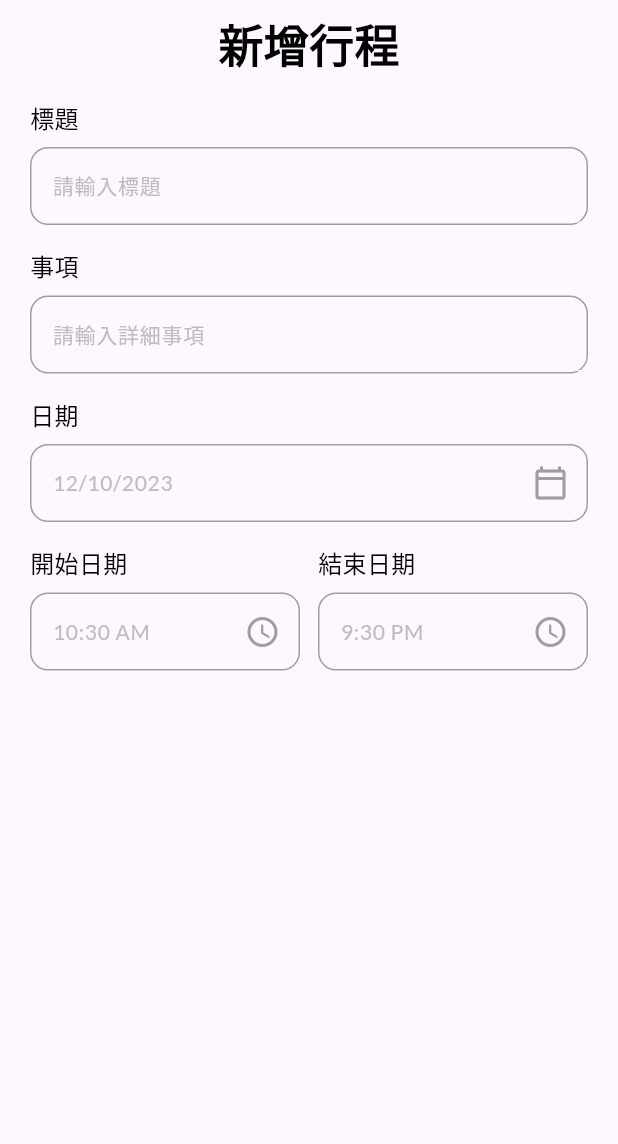
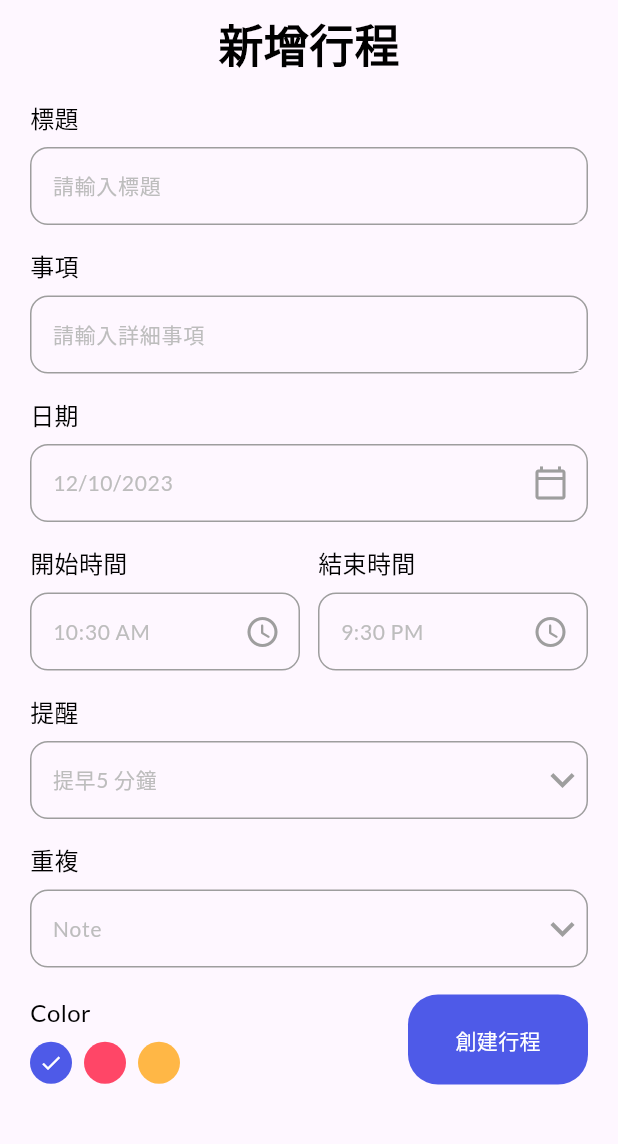
Before and after one commit to Xiang1207/flutter, a Flutter app: the screen it shows after launch, after a tap on "+新增行程", on a phone screen of 412 x 824 dp, the part 72-1216 px from its top. Run offline on Flutter 3.47's test engine with Material 3 defaults, Android fonts, the phone set to English and light mode, and no system bars; our stand-ins replace date_picker_timeline, flutter_local_notifications, get, get_storage, google_fonts, timezone.

Commit message:
創建按鈕完成

```diff
--- a/lib/ui/add_task_bar.dart
+++ b/lib/ui/add_task_bar.dart
@@ -1,12 +1,11 @@
 import 'package:flutter/material.dart';
-import 'package:flutter_work_calendar/ui/theme.dart';
+import 'package:flutter_work_calendar/ui/widgets/button.dart';
 import 'package:flutter_work_calendar/ui/widgets/input_field.dart';
 import 'package:get/get.dart';
-import 'package:intl/date_symbol_data_http_request.dart';
 import 'package:intl/intl.dart';
+import 'theme.dart';
 
-
-class AddTaskPage extends StatefulWidget{
+class AddTaskPage extends StatefulWidget {
   const AddTaskPage({Key? key}) : super(key: key);
 
   @override
@@ -14,17 +13,36 @@
 }
 
 class _AddTaskPageState extends State<AddTaskPage> {
+  final TextEditingController _titleController = TextEditingController();
+  final TextEditingController _noteController = TextEditingController();
   DateTime _selectedDate = DateTime.now();
-  String _endTime="9:30 PM";
+  String _endTime = "9:30 PM"; // 修正這裡的拼寫錯誤
   String _startTime = DateFormat("hh:mm a").format(DateTime.now()).toString();
-  //startTime顯示目前時區 UTC 時區
+  int _selectedRemind = 5;
+  List<int> remindList=[
+    5,
+    10,
+    15,
+    20,
+  ];
+
+  int _selectedColor=0;
+
+  String _selectedRepeat = "Note";
+  List<String> repeatList=[
+    "沒有任何",
+    "日常的",
+    "每週",
+    "每月"
+  ];
+
   @override
-  Widget build(BuildContext context){
+  Widget build(BuildContext context) {
     return Scaffold(
       backgroundColor: context.theme.backgroundColor,
       appBar: _appBar(context),
       body: Container(
-        padding: const EdgeInsets.only(left: 20,right:20),
+        padding: const EdgeInsets.only(left: 20, right: 20),
         child: SingleChildScrollView(
           child: Column(
             children: [
@@ -32,14 +50,15 @@
                 "新增行程",
                 style: headingStyle,
               ),
-              MyInputField(title: "標題", hint: "請輸入標題"),
-              MyInputField(title: "事項", hint: "請輸入詳細事項"),
+              MyInputField(title: "標題", hint: "請輸入標題",controller: _titleController,),
+              MyInputField(title: "事項", hint: "請輸入詳細事項",controller: _noteController),
               MyInputField(title: "日期", hint: DateFormat.yMd().format(_selectedDate),
                 widget: IconButton(
-                  icon: Icon(Icons.calendar_today_outlined,
+                  icon: Icon(
+                    Icons.calendar_today_outlined,
                     color: Colors.grey,
                   ),
-                  onPressed: (){
+                  onPressed: () {
                     print("Hi there");
                     _getDateFromUser();
                   },
@@ -48,33 +67,92 @@
                 children: [
                   Expanded(
                     child: MyInputField(
-                        title: "開始日期",
+                      title: "開始時間",
                       hint: _startTime,
                       widget: IconButton(
-                          onPressed: (){
-                            _gerTimeFromUser(isStarTime:true);
+                        onPressed: () {
+                          _gerTimeFromUser(isStarTime: true);
                         },
                         icon: Icon(
                           Icons.access_time_rounded,
-                            color:Colors.grey,
+                          color: Colors.grey,
                         ),
                       ),
-                      )),
-                  SizedBox(width: 12,),
+                    ),
+                  ),
+                  SizedBox(width: 12),
                   Expanded(
                     child: MyInputField(
-                        title: "結束日期",
-                        hint: _endTime,
+                      title: "結束時間",
+                      hint: _endTime, // 修正這裡的拼寫錯誤
                       widget: IconButton(
-                          onPressed: (){
-
+                        onPressed: () {
+                          _gerTimeFromUser(isStarTime: false);
                         },
                         icon: Icon(
                           Icons.access_time_rounded,
-                            color:Colors.grey,
+                          color: Colors.grey,
                         ),
                       ),
-                      )),
+                    ),
+                  ),
+                ],
+              ),
+              MyInputField(title: "提醒", hint: "提早$_selectedRemind 分鐘",
+                widget: DropdownButton(
+                  icon:Icon(Icons.keyboard_arrow_down,
+                  color: Colors.grey,
+
+                  ),
+                  iconSize: 32,
+                  elevation: 4,
+                  style: subTitleStyle,
+                  underline: Container(height: 0,),
+                  onChanged: (String? newValue){
+                    setState(() {
+                      _selectedRemind = int.parse(newValue!);
+                    });
+                  },
+                  items:remindList.map<DropdownMenuItem<String>>((int value){
+                    return DropdownMenuItem<String>(
+                      value: value.toString(),
+                      child: Text(value.toString())
+                    );
+                  }
+                  ).toList(),
+                  ),
+                ),
+              MyInputField(title: "重複", hint: "$_selectedRepeat",
+                widget: DropdownButton(
+                  icon:Icon(Icons.keyboard_arrow_down,
+                    color: Colors.grey,
+
+                  ),
+                  iconSize: 32,
+                  elevation: 4,
+                  style: subTitleStyle,
+                  underline: Container(height: 0,),
+                  onChanged: (String? newValue){
+                    setState(() {
+                      _selectedRepeat = newValue!;
+                    });
+                  },
+                  items:repeatList.map<DropdownMenuItem<String>>((String? value){
+                    return DropdownMenuItem<String>(
+                        value: value,
+                        child: Text(value!, style:TextStyle(color: Colors.grey))
+                    );
+                  }
+                  ).toList(),
+                ),
+              ),
+              SizedBox(height: 18,),
+              Row(
+                mainAxisAlignment: MainAxisAlignment.spaceBetween,
+                crossAxisAlignment: CrossAxisAlignment.center,
+                children: [
+                  _colorPallete(),
+                  MyButton(label: "創建行程", onTap: ()=>_validateDate())
                 ],
               )
             ],
@@ -84,63 +162,119 @@
     );
   }
 
-  _appBar(BuildContext context){
+  _validateDate(){
+    if(_titleController.text.isNotEmpty&&_noteController.text.isNotEmpty){
+      //增加資料庫
+      Get.back();
+    }else if(_titleController.text.isEmpty ||_noteController.text.isEmpty){
+      Get.snackbar("Required", "All fields are required !",
+        snackPosition: SnackPosition.BOTTOM,
+        backgroundColor: Colors.white,
+        colorText: pinkClr,
+        icon: Icon(Icons.warning_amber_rounded,
+        color:Colors.red
+        )
+      );
+    }
+  }
+
+  _colorPallete(){
+    return Column(
+      crossAxisAlignment: CrossAxisAlignment.start,
+      children: [
+        Text("Color",
+          style: titleStyle,
+        ),
+        SizedBox(height: 8.0,),
+        Wrap(
+          children: List<Widget>.generate(
+              3,
+                  (int index){
+                return GestureDetector(
+                  onTap: (){
+                    setState(() {
+                      _selectedColor=index;
+                      print("$index");
+                    });
+                  },
+                  child: Padding(
+                    padding: const EdgeInsets.only(right: 8.0),
+                    child: CircleAvatar(
+                      radius: 14,
+                      backgroundColor: index==0?primaryClr:index==1?pinkClr:yellowClr,
+                      child: _selectedColor==index?Icon(Icons.done,
+                          color: Colors.white,
+                          size: 16
+                      ):Container(),
+                    ),
+                  ),
+                );
+              }
+          ),
+        )
+      ],
+    );
+  }
+
+  _appBar(BuildContext context) {
     return AppBar(
       elevation: 0,
-      backgroundColor: Colors.transparent,//將backgroundColor設置為透明
-      //backgroundColor: context.theme.backgroundColor,
+      backgroundColor: Colors.transparent,
       leading: GestureDetector(
         onTap: () {
           Get.back();
         },
-
-        child: Icon(Icons.arrow_back_ios,
-            //左上角月亮太陽圖案變更
+        child: Icon(
+          Icons.arrow_back_ios,
           size: 20,
-            color: Get.isDarkMode? Colors.white:Colors.black
+          color: Get.isDarkMode ? Colors.white : Colors.black,
         ),
       ),
       actions: [
         CircleAvatar(
-          backgroundImage: AssetImage(
-              "images/profile.png"
+          backgroundImage: AssetImage("images/profile.png"),
         ),
-        ),
-        SizedBox(width: 20,),
+        SizedBox(width: 20),
       ],
     );
   }
 
   _getDateFromUser() async {
-    DateTime? _pickerDate =await showDatePicker(
+    DateTime? _pickerDate = await showDatePicker(
       context: context,
       initialDate: DateTime.now(),
       firstDate: DateTime(2015),
-        lastDate: DateTime(2121)
+      lastDate: DateTime(2121),
     );
 
-    if(_pickerDate!=null){
+    if (_pickerDate != null) {
       setState(() {
         _selectedDate = _pickerDate;
         print(_selectedDate);
       });
-    }else{
+    } else {
       print("它為空或有問題");
     }
   }
 
   _gerTimeFromUser({required bool isStarTime}) async {
     TimeOfDay? pickedTime = await _showTimePickerMethod();
-    String _formatedTime;
-    if (pickedTime == null) {
-      setState(() {});
+    String _formattedTime = _startTime; // 將初始值設為開始時間
+
+    if (pickedTime != null) {
+      _formattedTime = pickedTime.format(context);
+
+      if (isStarTime) {
+        setState(() {
+          _startTime = _formattedTime;
+        });
       } else {
-      _formatedTime = pickedTime!.format(context);
-      if (isStarTime == true) {
-        _startTime = _formatedTime;
-      } else if (isStarTime == false) {
-        _endTime = _formatedTime;
+        setState(() {
+          _endTime = _formattedTime;
+        });
       }
+    } else {
+      print("時間取消");
     }
   }
 
@@ -149,10 +283,9 @@
       initialEntryMode: TimePickerEntryMode.input,
       context: context,
       initialTime: TimeOfDay(
-            hour: 9,
-            minute: 10
+          hour: int.parse(_startTime.split(":")[0]),
+          minute: int.parse(_startTime.split(":")[1].split(" ")[0]),
       )
     );
   }
-
 }
--- a/lib/ui/home.page.dart
+++ b/lib/ui/home.page.dart
@@ -35,6 +35,7 @@
   Widget build(BuildContext context) {
     return Scaffold(
       appBar: _appBar(),
+      backgroundColor: context.theme.backgroundColor,
       body: Column(
         children: [
           _addTaskBar(),
--- a/pubspec.yaml
+++ b/pubspec.yaml
@@ -37,7 +37,7 @@
   google_fonts:
   date_picker_timeline:
   flutter_local_notifications:
-
+  sqflite:
 dev_dependencies:
   flutter_test:
     sdk: flutter
```
Lines whose indentation alone changed are shown as unchanged.
